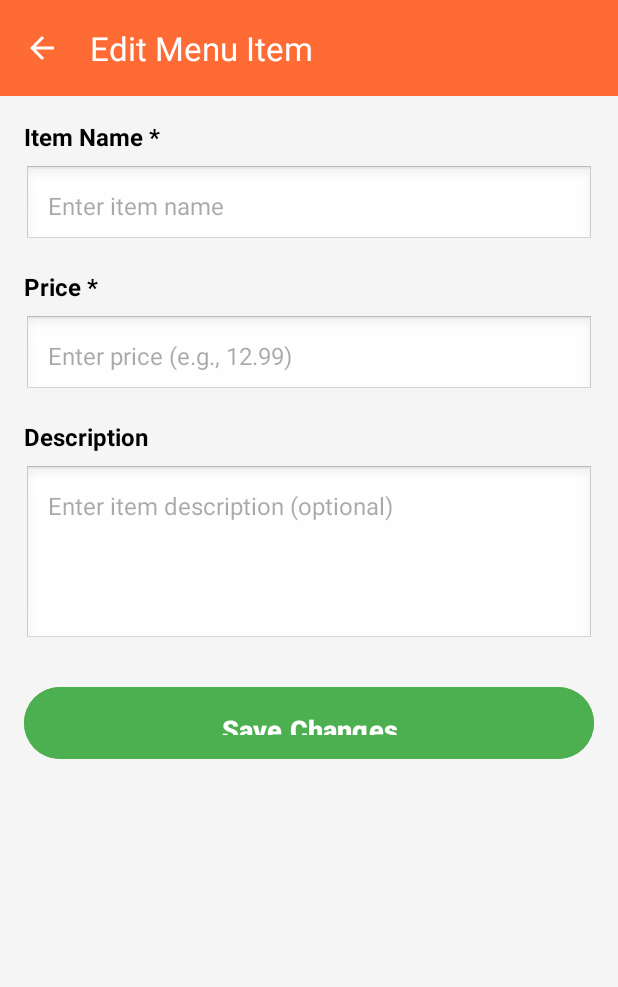
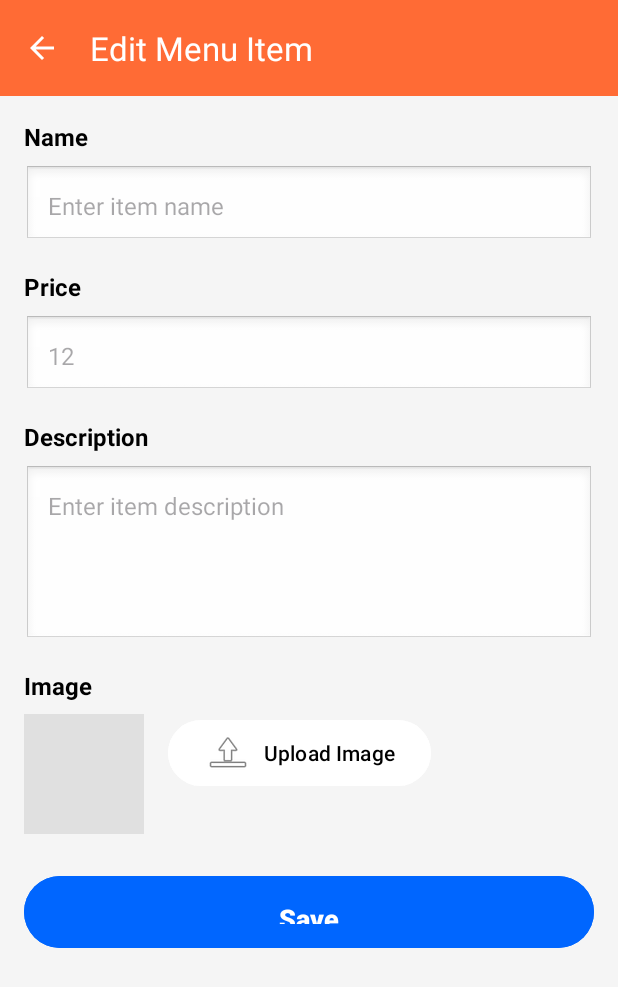
Before and after one commit to hkuspace-pu/c1-design-exercises-set-exercise-1-to-set-exercise-5-Simon-YCK, an Android app: the StaffEditMenuItemActivity screen opened directly, with no data from a screen before it, on a phone screen of 412 x 824 dp. Shown: the top 987 px of the screen. Run offline under Robolectric (Android 15) with nearby library versions, the phone set to English and light mode, and no system bars.

Commit message:
RestaurantApp adding layout

```diff
--- a/app/src/main/java/com/example/restaurantapp/StaffEditMenuItemActivity.java
+++ b/app/src/main/java/com/example/restaurantapp/StaffEditMenuItemActivity.java
@@ -1,9 +1,12 @@
 package com.example.restaurantapp;
 
+import android.content.Intent;
+import android.net.Uri;
 import android.os.Bundle;
 import android.view.View;
 import android.widget.Button;
 import android.widget.EditText;
+import android.widget.ImageView;
 import android.widget.Toast;
 import androidx.appcompat.app.AppCompatActivity;
 import androidx.appcompat.widget.Toolbar;
@@ -13,7 +16,12 @@ public class StaffEditMenuItemActivity extends AppCompatActivity {
     private EditText nameInput;
     private EditText priceInput;
     private EditText descriptionInput;
+    private ImageView imagePreview;
+    private Button uploadImageButton;
     private Button saveButton;
+    private Uri selectedImageUri;
+
+    private static final int PICK_IMAGE_REQUEST = 1;
 
     @Override
     protected void onCreate(Bundle savedInstanceState) {
@@ -28,6 +36,8 @@ public class StaffEditMenuItemActivity extends AppCompatActivity {
         nameInput = findViewById(R.id.nameInput);
         priceInput = findViewById(R.id.priceInput);
         descriptionInput = findViewById(R.id.descriptionInput);
+        imagePreview = findViewById(R.id.imagePreview);
+        uploadImageButton = findViewById(R.id.uploadImageButton);
         saveButton = findViewById(R.id.saveButton);
 
         // Get data from intent
@@ -35,18 +45,16 @@ public class StaffEditMenuItemActivity extends AppCompatActivity {
         String itemPrice = getIntent().getStringExtra("ITEM_PRICE");
         String itemDescription = getIntent().getStringExtra("ITEM_DESCRIPTION");
 
-        if (itemName != null) {
-            nameInput.setText(itemName);
-        }
-        if (itemPrice != null) {
-            priceInput.setText(itemPrice.replace("$", ""));
-        }
-        if (itemDescription != null) {
-            descriptionInput.setText(itemDescription);
-        }
+        if (itemName != null) nameInput.setText(itemName);
+        if (itemPrice != null) priceInput.setText(itemPrice.replace("$", ""));
+        if (itemDescription != null) descriptionInput.setText(itemDescription);
 
-        // Minimum 48dp button height (Figma spec)
-        saveButton.setMinHeight(convertDpToPx(48));
+        uploadImageButton.setOnClickListener(new View.OnClickListener() {
+            @Override
+            public void onClick(View v) {
+                openImagePicker();
+            }
+        });
 
         saveButton.setOnClickListener(new View.OnClickListener() {
             @Override
@@ -54,6 +62,24 @@ public class StaffEditMenuItemActivity extends AppCompatActivity {
                 handleSave();
             }
         });
+    }
+
+    private void openImagePicker() {
+        Intent intent = new Intent(Intent.ACTION_PICK);
+        intent.setType("image/*");
+        startActivityForResult(intent, PICK_IMAGE_REQUEST);
+    }
+
+    @Override
+    protected void onActivityResult(int requestCode, int resultCode, Intent data) {
+        super.onActivityResult(requestCode, resultCode, data);
+
+        if (requestCode == PICK_IMAGE_REQUEST && resultCode == RESULT_OK && data != null) {
+            selectedImageUri = data.getData();
+            imagePreview.setImageURI(selectedImageUri);
+            imagePreview.setVisibility(View.VISIBLE);
+            Toast.makeText(this, "Image selected", Toast.LENGTH_SHORT).show();
+        }
     }
 
     private void handleSave() {
@@ -69,9 +95,4 @@ public class StaffEditMenuItemActivity extends AppCompatActivity {
         Toast.makeText(this, "Menu item updated successfully!", Toast.LENGTH_LONG).show();
         finish();
     }
-
-    private int convertDpToPx(int dp) {
-        float density = getResources().getDisplayMetrics().density;
-        return Math.round(dp * density);
-    }
 }
--- a/app/src/main/res/layout/activity_staff_edit_menu_item.xml
+++ b/app/src/main/res/layout/activity_staff_edit_menu_item.xml
@@ -5,7 +5,6 @@
     android:orientation="vertical"
     android:background="#F5F5F5">
 
-    <!-- Toolbar -->
     <androidx.appcompat.widget.Toolbar
         android:id="@+id/toolbar"
         android:layout_width="match_parent"
@@ -24,17 +23,16 @@
             android:layout_height="wrap_content"
             android:orientation="vertical">
 
-            <!-- Item Name Label -->
+            <!-- Item Name -->
             <TextView
                 android:layout_width="wrap_content"
                 android:layout_height="wrap_content"
-                android:text="Item Name *"
+                android:text="Name"
                 android:textSize="16sp"
                 android:textStyle="bold"
                 android:textColor="#000000"
                 android:layout_marginBottom="8dp" />
 
-            <!-- Item Name Input -->
             <EditText
                 android:id="@+id/nameInput"
                 android:layout_width="match_parent"
@@ -42,33 +40,32 @@
                 android:hint="Enter item name"
                 android:inputType="text"
                 android:padding="16dp"
-                android:textSize="16dp"
+                android:textSize="16sp"
                 android:background="@android:drawable/edit_text"
                 android:layout_marginBottom="16dp" />
 
-            <!-- Price Label -->
+            <!-- Price -->
             <TextView
                 android:layout_width="wrap_content"
                 android:layout_height="wrap_content"
-                android:text="Price *"
+                android:text="Price"
                 android:textSize="16sp"
                 android:textStyle="bold"
                 android:textColor="#000000"
                 android:layout_marginBottom="8dp" />
 
-            <!-- Price Input -->
             <EditText
                 android:id="@+id/priceInput"
                 android:layout_width="match_parent"
                 android:layout_height="wrap_content"
-                android:hint="Enter price (e.g., 12.99)"
+                android:hint="12"
                 android:inputType="numberDecimal"
                 android:padding="16dp"
-                android:textSize="16dp"
+                android:textSize="16sp"
                 android:background="@android:drawable/edit_text"
                 android:layout_marginBottom="16dp" />
 
-            <!-- Description Label -->
+            <!-- Description -->
             <TextView
                 android:layout_width="wrap_content"
                 android:layout_height="wrap_content"
@@ -78,29 +75,69 @@
                 android:textColor="#000000"
                 android:layout_marginBottom="8dp" />
 
-            <!-- Description Input -->
             <EditText
                 android:id="@+id/descriptionInput"
                 android:layout_width="match_parent"
                 android:layout_height="120dp"
-                android:hint="Enter item description (optional)"
+                android:hint="Enter item description"
                 android:inputType="textMultiLine"
                 android:gravity="top|start"
                 android:padding="16dp"
-                android:textSize="16dp"
+                android:textSize="16sp"
                 android:background="@android:drawable/edit_text"
-                android:layout_marginBottom="24dp" />
+                android:layout_marginBottom="16dp" />
 
-            <!-- Save Button (48dp minimum height) -->
+            <!-- Image Upload Section -->
+            <TextView
+                android:layout_width="wrap_content"
+                android:layout_height="wrap_content"
+                android:text="Image"
+                android:textSize="16sp"
+                android:textStyle="bold"
+                android:textColor="#000000"
+                android:layout_marginBottom="8dp" />
+
+            <LinearLayout
+                android:layout_width="match_parent"
+                android:layout_height="wrap_content"
+                android:orientation="horizontal"
+                android:layout_marginBottom="24dp">
+
+                <!-- Image Preview -->
+                <ImageView
+                    android:id="@+id/imagePreview"
+                    android:layout_width="80dp"
+                    android:layout_height="80dp"
+                    android:background="#E0E0E0"
+                    android:scaleType="centerCrop"
+                    android:visibility="visible"
+                    android:contentDescription="Food image preview" />
+
+                <!-- Upload Button -->
+                <Button
+                    android:id="@+id/uploadImageButton"
+                    android:layout_width="wrap_content"
+                    android:layout_height="wrap_content"
+                    android:text="Upload Image"
+                    android:textSize="14sp"
+                    android:layout_marginStart="16dp"
+                    android:backgroundTint="#FFFFFF"
+                    android:textColor="#000000"
+                    android:drawableLeft="@android:drawable/ic_menu_upload"
+                    android:drawablePadding="8dp" />
+
+            </LinearLayout>
+
+            <!-- Save Button -->
             <Button
                 android:id="@+id/saveButton"
                 android:layout_width="match_parent"
                 android:layout_height="56dp"
-                android:text="Save Changes"
+                android:text="Save"
                 android:textSize="18sp"
                 android:textStyle="bold"
                 android:textColor="#FFFFFF"
-                android:backgroundTint="#4CAF50"
+                android:backgroundTint="#0066FF"
                 android:padding="16dp" />
 
         </LinearLayout>
```
Also changed, not shown: app/src/main/java/com/example/restaurantapp/GuestDashboardActivity.java (+82 -23 lines), app/src/main/java/com/example/restaurantapp/StaffMenuEditorActivity.java (+24 -20 lines), app/src/main/res/layout/activity_guest_dashboard.xml (+50 -41 lines), 10 other files.
